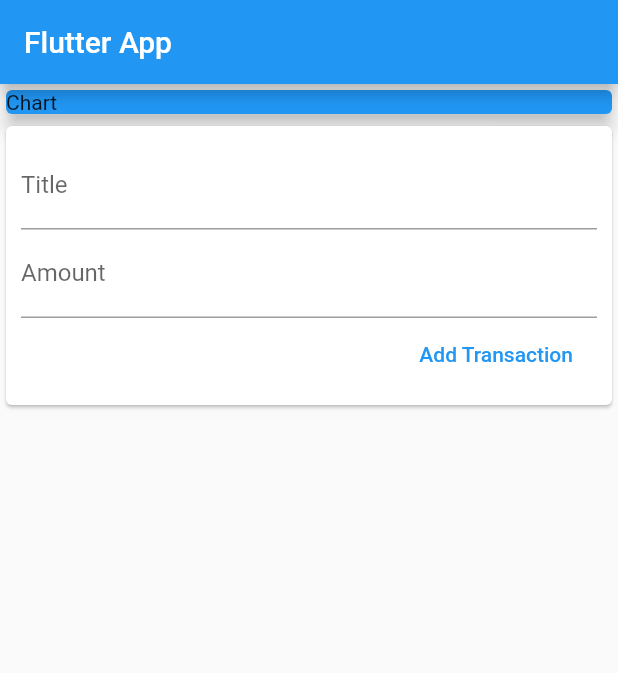
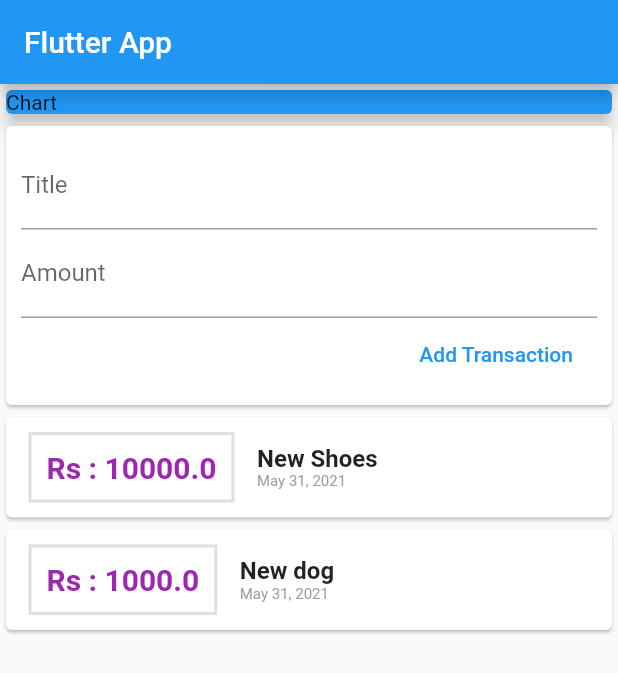
Before and after one commit to kshitizsaxena22/TRACKER, a Flutter app: the screen it shows after launch, on a phone screen of 412 x 824 dp. Shown: the top 673 px of the screen. Run offline on Flutter 3.47's test engine with Material 2 defaults, Android fonts, the phone set to English and light mode, and no system bars.

Commit message:
Again trying

```diff
--- a/lib/main.dart
+++ b/lib/main.dart
@@ -1,7 +1,6 @@
-import 'package:expense_planner/transaction.dart';
+import 'package:expense_planner/widgets/new_transaction.dart';
+import 'package:expense_planner/widgets/transaction_list.dart';
 import 'package:flutter/material.dart';
-import './transaction.dart';
-import 'package:intl/intl.dart';
 
 void main() => runApp(MyApp());
 
@@ -16,20 +15,6 @@ class MyApp extends StatelessWidget {
 }
 
 class MyHomePage extends StatelessWidget {
-  final List<Transaction> transactions = [
-    Transaction(
-      id: 't1',
-      title: 'New Shoes',
-      amount: 10000,
-      date: DateTime.now(),
-    ),
-    Transaction(
-      id: 't2',
-      title: 'New dog',
-      amount: 1000,
-      date: DateTime.now(),
-    ),
-  ];
   String titleInput;
   String amountInput;
 
@@ -51,75 +36,8 @@ class MyHomePage extends StatelessWidget {
               elevation: 5,
             ),
           ),
-          Card(
-            child: Container(
-              padding: EdgeInsets.all(10),
-              child: Column(
-                crossAxisAlignment: CrossAxisAlignment.end,
-                children: <Widget>[
-                  TextField(
-                    decoration: InputDecoration(labelText: "Title"),
-                    onChanged: (value) => titleInput = value,
-                  ),
-                  TextField(
-                    decoration: InputDecoration(labelText: "Amount"),
-                    onChanged: (value) => amountInput = value,
-                  ),
-                  FlatButton(
-                    child: Text('Add Transaction'),
-                    textColor: Colors.blue,
-                    onPressed: () {},
-                  ),
-                ],
-              ),
-            ),
-          ),
-          Column(
-            children: transactions.map((tx) {
-              return Card(
-                  child: Row(
-                children: <Widget>[
-                  Container(
-                    margin: EdgeInsets.symmetric(
-                      vertical: 10,
-                      horizontal: 15,
-                    ),
-                    decoration: BoxDecoration(
-                      border: Border.all(
-                        color: Colors.black12,
-                        width: 2,
-                      ),
-                    ),
-                    padding: EdgeInsets.all(10),
-                    child: Text(
-                      'Rs : ${tx.amount}',
-                      style: TextStyle(
-                        fontWeight: FontWeight.bold,
-                        fontSize: 20,
-                        color: Colors.purple,
-                      ),
-                    ),
-                  ),
-                  Column(
-                    crossAxisAlignment: CrossAxisAlignment.start,
-                    children: <Widget>[
-                      Text(
-                        tx.title,
-                        style: TextStyle(
-                          fontSize: 16,
-                          fontWeight: FontWeight.bold,
-                        ),
-                      ),
-                      Text(
-                        DateFormat.yMMMMd().format(tx.date),
-                        style: TextStyle(color: Colors.grey, fontSize: 10),
-                      ),
-                    ],
-                  )
-                ],
-              ));
-            }).toList(),
-          )
+          NewTransaction(),
+          TransactionList()
         ],
       ),
     );
--- /dev/null
+++ b/lib/widgets/new_transaction.dart
@@ -0,0 +1,34 @@
+import 'package:flutter/material.dart';
+
+class NewTransaction extends StatelessWidget {
+  final titleController = TextEditingController();
+  final amountController = TextEditingController();
+  @override
+  Widget build(BuildContext context) {
+    return Card(
+      child: Container(
+        padding: EdgeInsets.all(10),
+        child: Column(
+          crossAxisAlignment: CrossAxisAlignment.end,
+          children: <Widget>[
+            TextField(
+              decoration: InputDecoration(labelText: "Title"),
+              controller: titleController,
+              //onChanged: (value) => titleInput = value,
+            ),
+            TextField(
+              decoration: InputDecoration(labelText: "Amount"),
+              controller: titleController,
+              //onChanged: (value) => amountInput = value,
+            ),
+            FlatButton(
+              child: Text('Add Transaction'),
+              textColor: Colors.blue,
+              onPressed: () {},
+            ),
+          ],
+        ),
+      ),
+    );
+  }
+}
--- /dev/null
+++ b/lib/widgets/transaction_list.dart
@@ -0,0 +1,74 @@
+import 'package:flutter/material.dart';
+import '../models/transaction.dart';
+import 'package:intl/intl.dart';
+
+class TransactionList extends StatefulWidget {
+  @override
+  _TransactionListState createState() => _TransactionListState();
+}
+
+class _TransactionListState extends State<TransactionList> {
+  @override
+  final List<Transaction> _userTransactions = [
+    Transaction(
+      id: 't1',
+      title: 'New Shoes',
+      amount: 10000,
+      date: DateTime.now(),
+    ),
+    Transaction(
+      id: 't2',
+      title: 'New dog',
+      amount: 1000,
+      date: DateTime.now(),
+    ),
+  ];
+  Widget build(BuildContext context) {
+    return Column(
+      children: _userTransactions.map((tx) {
+        return Card(
+            child: Row(
+          children: <Widget>[
+            Container(
+              margin: EdgeInsets.symmetric(
+                vertical: 10,
+                horizontal: 15,
+              ),
+              decoration: BoxDecoration(
+                border: Border.all(
+                  color: Colors.black12,
+                  width: 2,
+                ),
+              ),
+              padding: EdgeInsets.all(10),
+              child: Text(
+                'Rs : ${tx.amount}',
+                style: TextStyle(
+                  fontWeight: FontWeight.bold,
+                  fontSize: 20,
+                  color: Colors.purple,
+                ),
+              ),
+            ),
+            Column(
+              crossAxisAlignment: CrossAxisAlignment.start,
+              children: <Widget>[
+                Text(
+                  tx.title,
+                  style: TextStyle(
+                    fontSize: 16,
+                    fontWeight: FontWeight.bold,
+                  ),
+                ),
+                Text(
+                  DateFormat.yMMMMd().format(tx.date),
+                  style: TextStyle(color: Colors.grey, fontSize: 10),
+                ),
+              ],
+            )
+          ],
+        ));
+      }).toList(),
+    );
+  }
+}
```
Also changed, not shown: lib/widgets/user_transaction.dart (added, +13 -0 lines), lib/transaction_list.dart (deleted).
